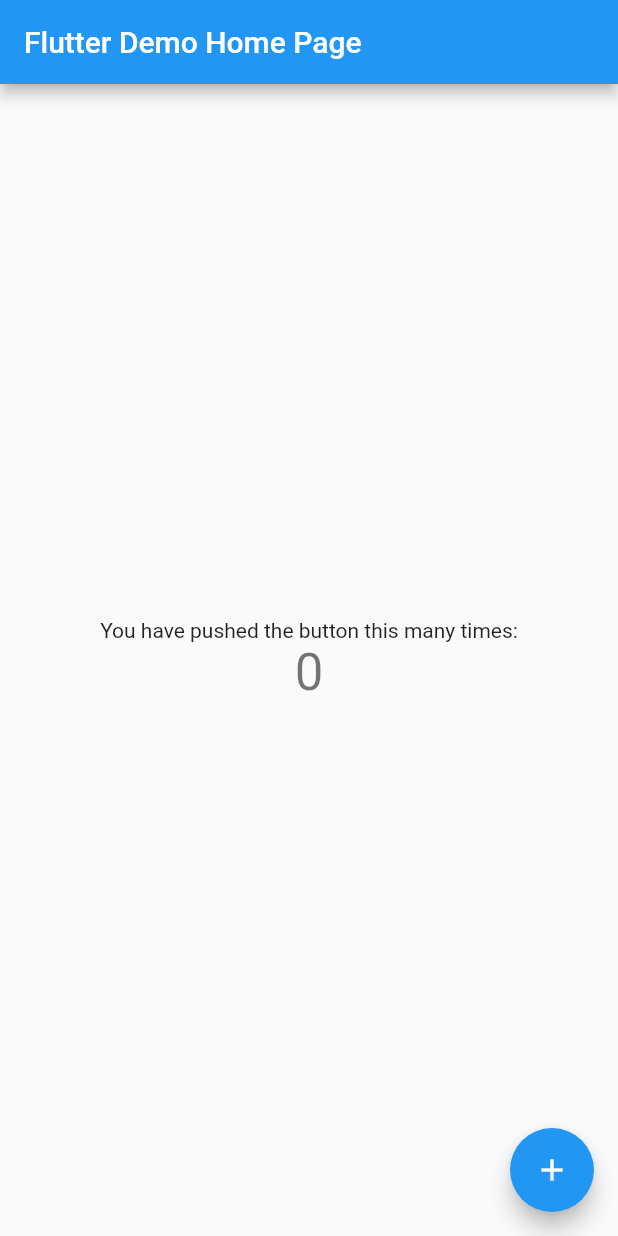
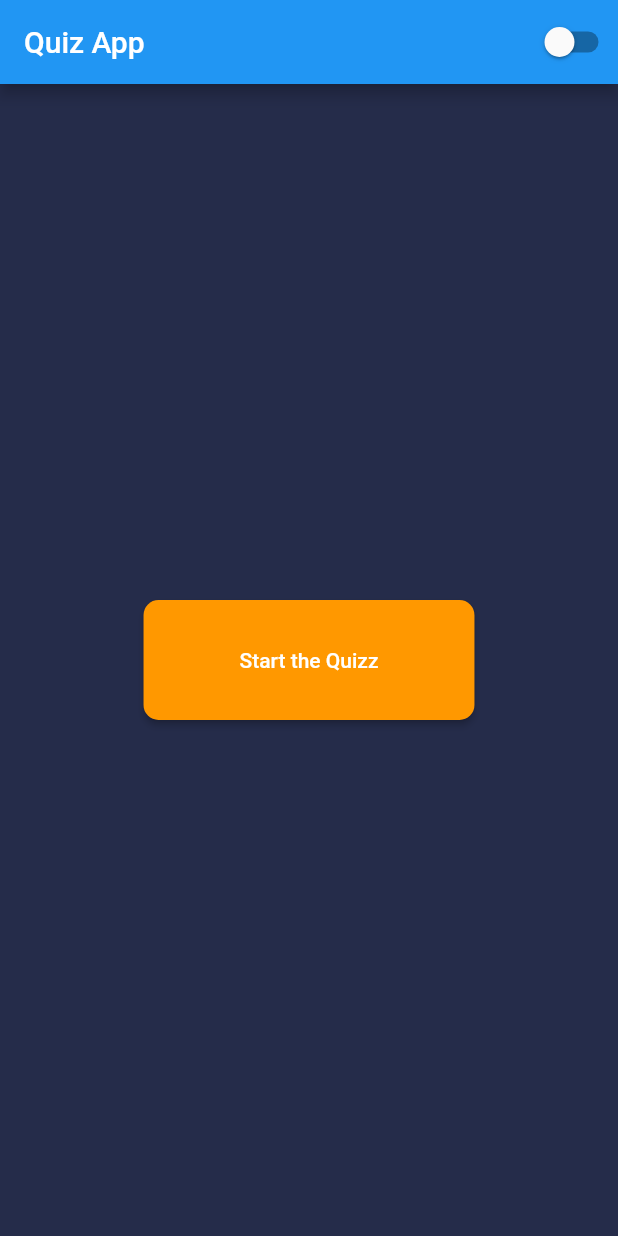
Before and after one commit to MuhammetVural/QuizzApp_with_DarkTheme, a Flutter app: the screen it shows after launch, on a phone screen of 412 x 824 dp. Run offline on Flutter 3.47's test engine with Material 2 defaults, Android fonts, the phone set to English and light mode, and no system bars.

Commit message:
dark theme çalışmadı denemeler sürüyor

```diff
--- a/lib/main.dart
+++ b/lib/main.dart
@@ -1,115 +1,31 @@
+
 import 'package:flutter/material.dart';
+import 'package:quizz_app_with_dark_theme/screens/main_menu.dart';
+import 'package:quizz_app_with_dark_theme/theme/theme_constants.dart';
+import 'package:quizz_app_with_dark_theme/theme/theme_manager.dart';
 
 void main() {
   runApp(const MyApp());
 }
+ThemeManager _themeManager = ThemeManager();
+class MyApp extends StatefulWidget {
+  const MyApp({super.key});
 
-class MyApp extends StatelessWidget {
-  const MyApp({super.key});
+  @override
+  State<MyApp> createState() => _MyAppState();
+}
+
+class _MyAppState extends State<MyApp> {
 
   // This widget is the root of your application.
   @override
   Widget build(BuildContext context) {
     return MaterialApp(
       title: 'Flutter Demo',
-      theme: ThemeData(
-        // This is the theme of your application.
-        //
-        // Try running your application with "flutter run". You'll see the
-        // application has a blue toolbar. Then, without quitting the app, try
-        // changing the primarySwatch below to Colors.green and then invoke
-        // "hot reload" (press "r" in the console where you ran "flutter run",
-        // or simply save your changes to "hot reload" in a Flutter IDE).
-        // Notice that the counter didn't reset back to zero; the application
-        // is not restarted.
-        primarySwatch: Colors.blue,
-      ),
-      home: const MyHomePage(title: 'Flutter Demo Home Page'),
+      theme: lightTheme,
+      darkTheme: darkTheme,
+      themeMode: _themeManager.themeMode,
+      home: const MainMenu()
     );
   }
 }
-
-class MyHomePage extends StatefulWidget {
-  const MyHomePage({super.key, required this.title});
-
-  // This widget is the home page of your application. It is stateful, meaning
-  // that it has a State object (defined below) that contains fields that affect
-  // how it looks.
-
-  // This class is the configuration for the state. It holds the values (in this
-  // case the title) provided by the parent (in this case the App widget) and
-  // used by the build method of the State. Fields in a Widget subclass are
-  // always marked "final".
-
-  final String title;
-
-  @override
-  State<MyHomePage> createState() => _MyHomePageState();
-}
-
-class _MyHomePageState extends State<MyHomePage> {
-  int _counter = 0;
-
-  void _incrementCounter() {
-    setState(() {
-      // This call to setState tells the Flutter framework that something has
-      // changed in this State, which causes it to rerun the build method below
-      // so that the display can reflect the updated values. If we changed
-      // _counter without calling setState(), then the build method would not be
-      // called again, and so nothing would appear to happen.
-      _counter++;
-    });
-  }
-
-  @override
-  Widget build(BuildContext context) {
-    // This method is rerun every time setState is called, for instance as done
-    // by the _incrementCounter method above.
-    //
-    // The Flutter framework has been optimized to make rerunning build methods
-    // fast, so that you can just rebuild anything that needs updating rather
-    // than having to individually change instances of widgets.
-    return Scaffold(
-      appBar: AppBar(
-        // Here we take the value from the MyHomePage object that was created by
-        // the App.build method, and use it to set our appbar title.
-        title: Text(widget.title),
-      ),
-      body: Center(
-        // Center is a layout widget. It takes a single child and positions it
-        // in the middle of the parent.
-        child: Column(
-          // Column is also a layout widget. It takes a list of children and
-          // arranges them vertically. By default, it sizes itself to fit its
-          // children horizontally, and tries to be as tall as its parent.
-          //
-          // Invoke "debug painting" (press "p" in the console, choose the
-          // "Toggle Debug Paint" action from the Flutter Inspector in Android
-          // Studio, or the "Toggle Debug Paint" command in Visual Studio Code)
-          // to see the wireframe for each widget.
-          //
-          // Column has various properties to control how it sizes itself and
-          // how it positions its children. Here we use mainAxisAlignment to
-          // center the children vertically; the main axis here is the vertical
-          // axis because Columns are vertical (the cross axis would be
-          // horizontal).
-          mainAxisAlignment: MainAxisAlignment.center,
-          children: <Widget>[
-            const Text(
-              'You have pushed the button this many times:',
-            ),
-            Text(
-              '$_counter',
-              style: Theme.of(context).textTheme.headlineMedium,
-            ),
-          ],
-        ),
-      ),
-      floatingActionButton: FloatingActionButton(
-        onPressed: _incrementCounter,
-        tooltip: 'Increment',
-        child: const Icon(Icons.add),
-      ), // This trailing comma makes auto-formatting nicer for build methods.
-    );
-  }
-}
--- /dev/null
+++ b/lib/model/question_model.dart
@@ -0,0 +1,5 @@
+class QuestionModel{
+  String? question;
+  Map<String, bool>? answers;
+  QuestionModel(this.question, this.answers);
+}
--- /dev/null
+++ b/lib/screens/main_menu.dart
@@ -0,0 +1,85 @@
+import 'package:flutter/cupertino.dart';
+import 'package:flutter/material.dart';
+import 'package:quizz_app_with_dark_theme/screens/quizz_screen.dart';
+import 'package:quizz_app_with_dark_theme/theme/theme_manager.dart';
+
+import '../ui/shared/color.dart';
+
+
+class MainMenu extends StatefulWidget {
+  const MainMenu({Key? key}) : super(key: key);
+
+  @override
+  _MainMenuState createState() => _MainMenuState();
+}
+
+class _MainMenuState extends State<MainMenu> {
+
+    @override
+  void dispose() {
+    _themeManager.removeListener(themeListener);
+    super.dispose();
+  }
+
+  @override
+  void initState() {
+    _themeManager.addListener(themeListener);
+    super.initState();
+  }
+
+  themeListener(){
+    if(mounted){
+      setState(() {
+
+      });
+    }
+  }
+
+  ThemeManager _themeManager = ThemeManager();
+  @override
+  Widget build(BuildContext context) {
+    return Scaffold(
+      appBar: AppBar(title: Text('Quiz App'), actions: [
+        Switch(value: _themeManager.themeMode == ThemeMode.dark, onChanged: (newValue){
+          _themeManager.toggleTheme(newValue);
+
+        })
+      ],),
+      backgroundColor: AppColor.pripmaryColor,
+      body: Padding(
+        padding: const EdgeInsets.symmetric(
+          vertical: 48.0,
+          horizontal: 12.0,
+        ),
+        child: Column(
+          mainAxisAlignment: MainAxisAlignment.center,
+          crossAxisAlignment: CrossAxisAlignment.center,
+          children: [
+            Expanded(
+              child: Center(
+                child: ElevatedButton(
+                  onPressed: () {
+                    //Navigating the the Quizz Screen
+                    Navigator.push(
+                        context,
+                        MaterialPageRoute(
+                          builder: (context) => QuizzScreen(),
+                        ));
+                  },
+                  child: const Padding(
+                    padding:
+                        EdgeInsets.symmetric(vertical: 12.0, horizontal: 24.0),
+                    child: Text(
+                      "Start the Quizz",
+                    ),
+                  ),
+                ),
+              ),
+            ),
+
+          ],
+        ),
+      ),
+    );
+  }
+}
--- /dev/null
+++ b/lib/theme/theme_constants.dart
@@ -0,0 +1,28 @@
+import 'package:flutter/material.dart';
+import 'package:flutter/material.dart';
+
+const COLOR_PRIMARY = Colors.deepOrangeAccent;
+const COLOR_ACCENT = Colors.orange;
+
+
+
+ThemeData lightTheme = ThemeData(
+  brightness: Brightness.light,
+  primaryColor: COLOR_PRIMARY,
+  floatingActionButtonTheme: const FloatingActionButtonThemeData(
+    backgroundColor: COLOR_ACCENT
+  ),
+  elevatedButtonTheme: ElevatedButtonThemeData(
+    style: ButtonStyle(
+      padding: MaterialStateProperty.all(EdgeInsets.symmetric(horizontal: 40, vertical: 20),),
+      shape: MaterialStateProperty.all(RoundedRectangleBorder(
+        borderRadius: BorderRadius.circular(10)
+      )),
+      backgroundColor: MaterialStateProperty.all(COLOR_ACCENT)
+    )
+  )
+
+);
+ThemeData darkTheme = ThemeData(
+  brightness: Brightness.dark
+);
--- /dev/null
+++ b/lib/theme/theme_manager.dart
@@ -0,0 +1,15 @@
+
+import 'package:flutter/material.dart';
+
+class ThemeManager with ChangeNotifier{
+
+  ThemeMode _themeMode = ThemeMode.light;
+
+  get themeMode => _themeMode;
+
+  toggleTheme(bool isDark){
+    _themeMode = isDark?ThemeMode.dark:ThemeMode.light;
+    notifyListeners();
+  }
+
+}
--- /dev/null
+++ b/lib/ui/shared/color.dart
@@ -0,0 +1,6 @@
+import 'dart:ui';
+
+class AppColor {
+  static final pripmaryColor = Color(0xFF252c4a);
+  static final secondaryColor = Color(0xFF117eeb);
+}
```
Also changed, not shown: lib/data/questions_example.dart (added, +72 -0 lines), lib/screens/quizz_screen.dart (added, +155 -0 lines), lib/screens/result_screen.dart (added, +75 -0 lines), lib/widgets/quizz_widget.dart (added, +37 -0 lines), 1 other file.
